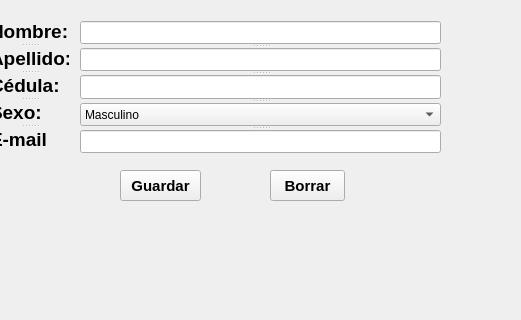
Before: the Qt Designer form src/UI/vtnPrincipal.ui in fexchooo04/GUI, drawn with Qt 5; both pictures show x 100 to 621 and y 0 to 320 of the 706 by 445 pixel window.
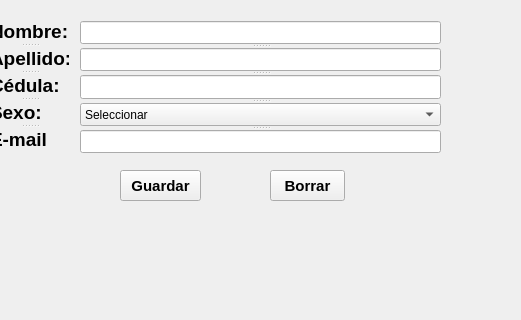
After: the same form once the commit is applied.

Patch:
```diff
--- a/src/UI/vtnPrincipal.ui
+++ b/src/UI/vtnPrincipal.ui
@@ -147,7 +147,12 @@
       <number>10</number>
      </property>
     </widget>
-    <widget class="QComboBox" name="cbsexo">
+    <widget class="QComboBox" name="cbSexo">
+     <item>
+      <property name="text">
+       <string>Seleccionar</string>
+      </property>
+     </item>
      <item>
       <property name="text">
        <string>Masculino</string>
```
Left out of the diff: 6 changed lines with no effect on the pictures.
